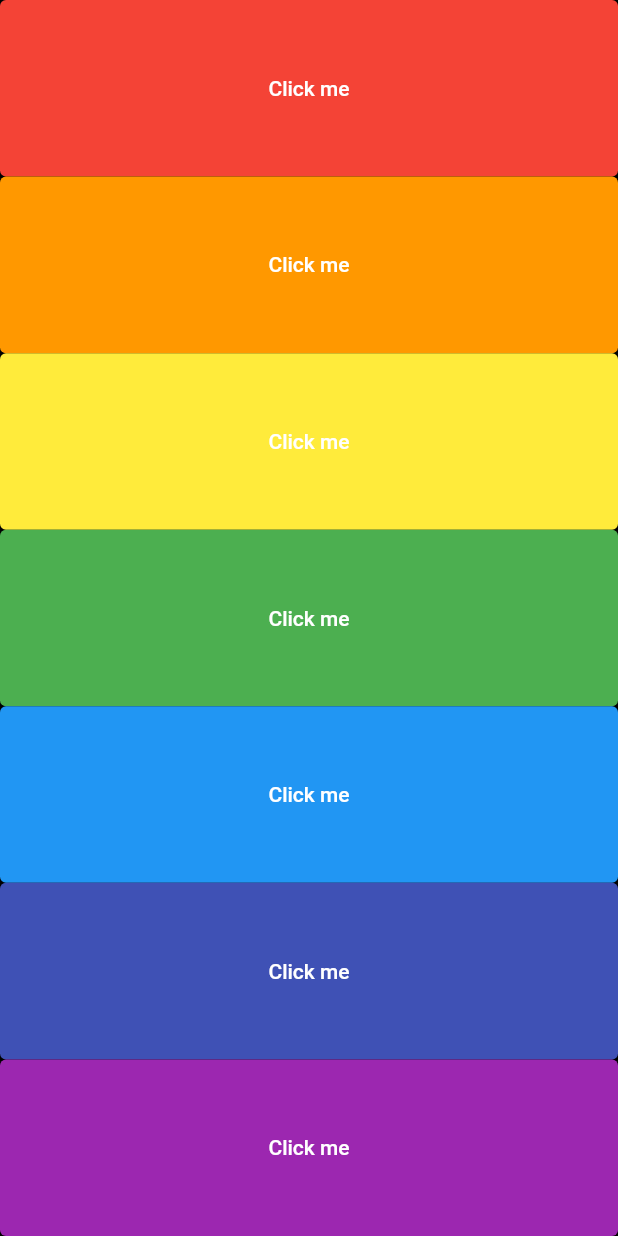
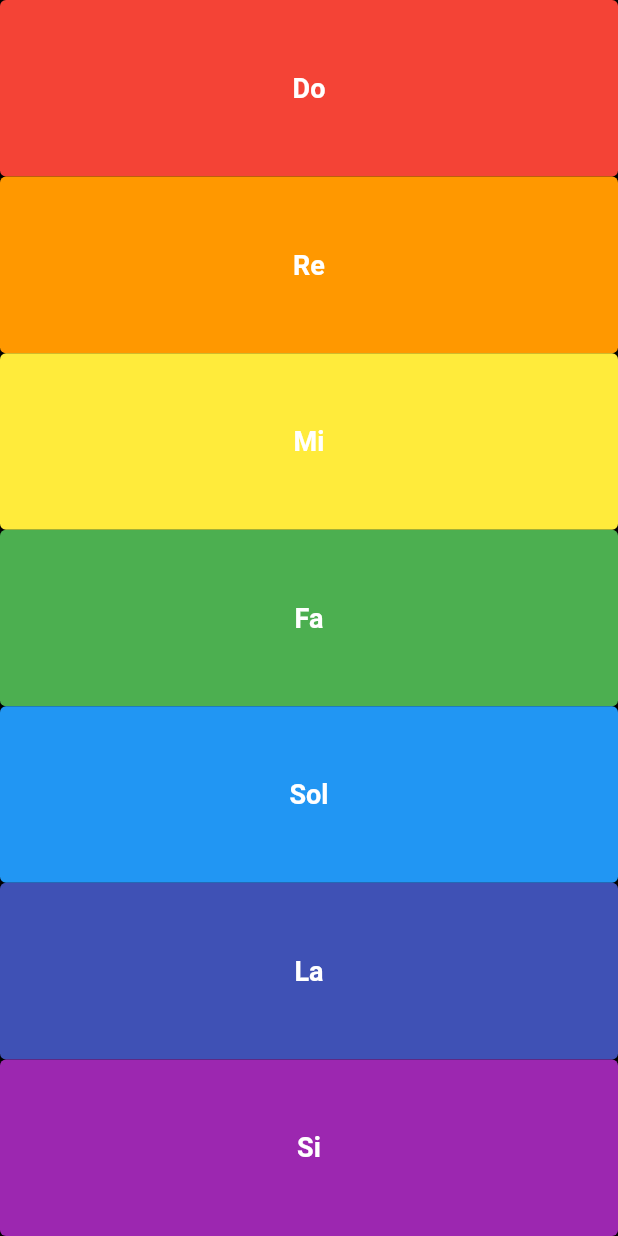
Before and after one commit to AbdullahSezdi/xylophoneApp, a Flutter app: the screen it shows after launch, on a phone screen of 412 x 824 dp. Run offline on Flutter 3.47's test engine with Material 2 defaults, Android fonts, the phone set to English and light mode, and no system bars; our stand-ins replace audioplayers.

Commit message:
updated text-note

```diff
--- a/lib/main.dart
+++ b/lib/main.dart
@@ -11,13 +11,14 @@ class XylophoneApp extends StatelessWidget {
     player.play('note$a.wav');
   }
 
-  Expanded buildkey({Color color,int soundnumber}){
+  Expanded buildkey({Color color,int soundnumber,String note}){
     return Expanded(
       child: TextButton(
         style:TextButton.styleFrom(backgroundColor:color),
         onPressed: (){
           playsound(soundnumber);
-        },child: Text('Click me',style: TextStyle(color: Colors.white),),
+        },child: Text("$note",style: TextStyle(color: Colors.white,fontSize: 18,fontWeight: FontWeight.bold
+      ),),
 
       ),
     );
@@ -32,13 +33,13 @@ class XylophoneApp extends StatelessWidget {
         body:SafeArea(child:Column(
           crossAxisAlignment: CrossAxisAlignment.stretch,
           children: [
-            buildkey(color:Colors.red,soundnumber: 1),
-            buildkey(color:Colors.orange,soundnumber: 2),
-            buildkey(color:Colors.yellow,soundnumber: 3),
-            buildkey(color:Colors.green,soundnumber: 4),
-            buildkey(color:Colors.blue,soundnumber: 5),
-            buildkey(color:Colors.indigo,soundnumber: 6),
-            buildkey(color:Colors.purple,soundnumber: 7),
+            buildkey(color:Colors.red,soundnumber: 1,note:"Do"),
+            buildkey(color:Colors.orange,soundnumber: 2,note:"Re"),
+            buildkey(color:Colors.yellow,soundnumber: 3,note:"Mi"),
+            buildkey(color:Colors.green,soundnumber: 4,note:"Fa"),
+            buildkey(color:Colors.blue,soundnumber: 5,note:"Sol"),
+            buildkey(color:Colors.indigo,soundnumber: 6,note:"La"),
+            buildkey(color:Colors.purple,soundnumber: 7,note:"Si"),
 
 
           ],
```
Also changed, not shown: 4 other files.
